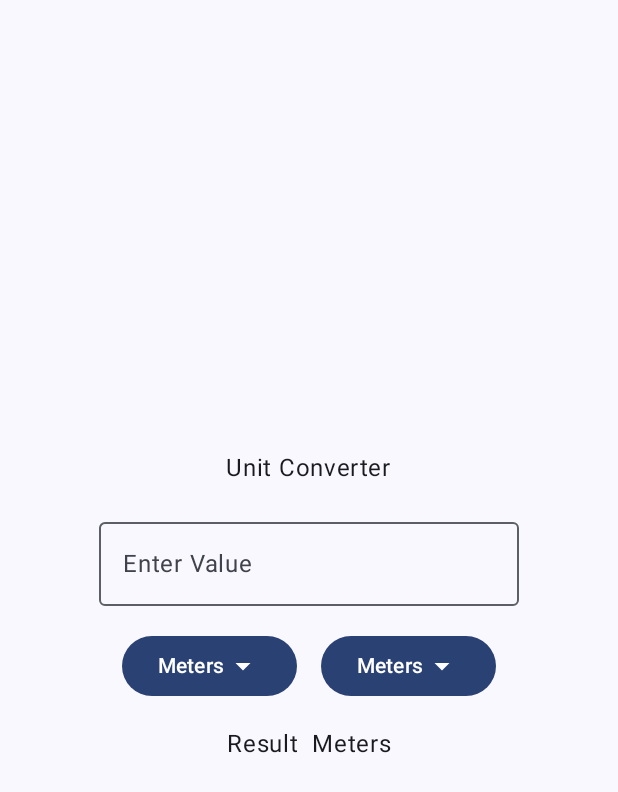
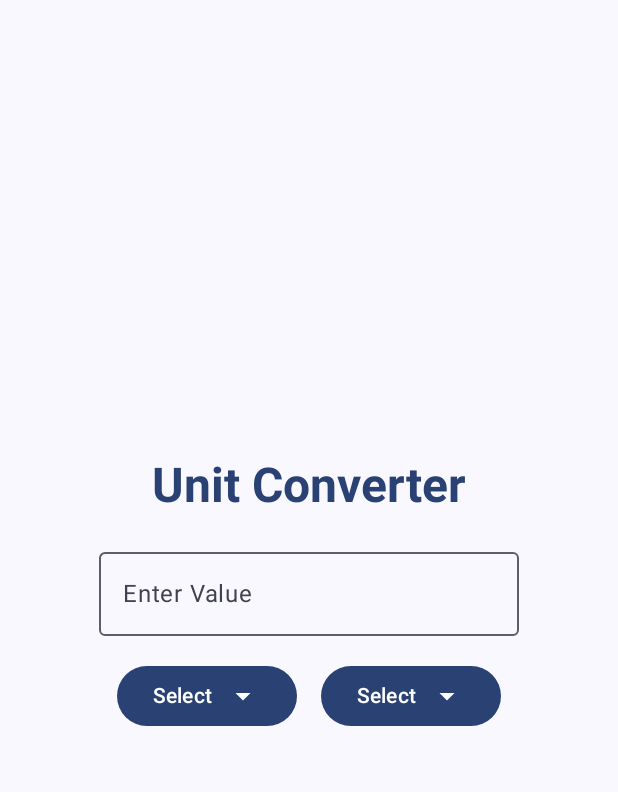
Before and after one commit to giacomomarongiu/UnitConverter, an Android app built with Jetpack Compose: the screen it shows after launch (MainActivity), on a phone screen of 412 x 824 dp. Shown: the top 792 px of the screen. Run offline under Robolectric (Android 15) with nearby library versions, the phone set to English and light mode, and no system bars.

Commit message:
Add some style + Some function

```diff
--- a/app/src/main/java/com/example/unitconverter/MainActivity.kt
+++ b/app/src/main/java/com/example/unitconverter/MainActivity.kt
@@ -1,6 +1,5 @@
 package com.example.unitconverter
 
-import android.graphics.drawable.Icon
 import android.os.Bundle
 import androidx.activity.ComponentActivity
 import androidx.activity.compose.setContent
@@ -24,12 +23,13 @@ import androidx.compose.material3.Surface
 import androidx.compose.material3.Text
 import androidx.compose.runtime.Composable
 import androidx.compose.runtime.getValue
-import androidx.compose.runtime.mutableDoubleStateOf
 import androidx.compose.runtime.mutableStateOf
 import androidx.compose.runtime.remember
 import androidx.compose.runtime.setValue
 import androidx.compose.ui.Alignment
 import androidx.compose.ui.Modifier
+import androidx.compose.ui.text.font.FontFamily
+import androidx.compose.ui.text.font.FontWeight
 import androidx.compose.ui.tooling.preview.Preview
 import androidx.compose.ui.unit.dp
 import com.example.unitconverter.ui.theme.UnitConverterTheme
@@ -40,7 +40,7 @@ class MainActivity : ComponentActivity() {
         super.onCreate(savedInstanceState)
         setContent {
             UnitConverterTheme {
-                // A surface container using the 'background' color from the theme
+                //Applico uno stile semplice
                 Surface(
                     modifier = Modifier.fillMaxSize(),
                     color = MaterialTheme.colorScheme.background
@@ -54,20 +54,20 @@ class MainActivity : ComponentActivity() {
 
 @Composable
 fun UnitConverter() {
+    //Inizializzo varie variabili con remember per "conservare" alcuni valori
     var inputValue by remember { mutableStateOf(value = "") }
     var outputValue by remember { mutableStateOf(value = "") }
-    var inputUnit by remember { mutableStateOf(value = "Meters") }
-    var outputUnit by remember { mutableStateOf(value = "Meters") }
+    var inputUnit by remember { mutableStateOf(value = "Select") }
+    var outputUnit by remember { mutableStateOf(value = "Select") }
     var iExpanded by remember { mutableStateOf(value = false) }
     var oExpanded by remember { mutableStateOf(value = false) }
     var conversionFactor = remember { mutableStateOf(value = 1.00) }
     var oConversionFactor = remember { mutableStateOf(value = 1.00) }
 
-
+    // Funzione di conversione
     fun convertUnits() {
         val inputValueDouble = inputValue.toDoubleOrNull() ?: 0.0
-        var result =
-            (inputValueDouble * conversionFactor.value * 100.0 / oConversionFactor.value).roundToInt() / 100
+        val result = (inputValueDouble * conversionFactor.value / oConversionFactor.value).roundToInt() / 100.0
         outputValue = result.toString()
     }
 
@@ -75,27 +75,35 @@ fun UnitConverter() {
         modifier = Modifier.fillMaxSize(),
         verticalArrangement = Arrangement.Center,
         horizontalAlignment = Alignment.CenterHorizontally
+    ) {
+        // Aggiungo un po' di stile
+        Text(
+            text = "Unit Converter",
+            style = MaterialTheme.typography.headlineLarge.copy(
+                color = MaterialTheme.colorScheme.primary,
+                fontFamily = FontFamily.SansSerif,
+                fontWeight = FontWeight.Bold
+            )
+        )
+        Spacer(modifier = Modifier.height(16.dp))
 
-    ) {
-
-        //Qui è dove l'interfaccia utente impilerà  le cose da stampare
-        Text(text = "Unit Converter")
-        Spacer(modifier = Modifier.height(16.dp))
-        OutlinedTextField(value = inputValue, onValueChange = { //Cosa cambia
-            inputValue = it
-            convertUnits()
-        },
-            label = { Text("Enter Value") })
+        // Campo di input
+        OutlinedTextField(
+            value = inputValue,
+            onValueChange = {
+                inputValue = it
+                convertUnits()
+            },
+            label = { Text("Enter Value") }
+        )
         Spacer(modifier = Modifier.height(16.dp))
 
         Row {
-            // val context= LocalContext.current
-            //Qui è dove l'interfaccia utente metterà i prossimità l'uno dell'altro le cose da stampare
-
+            // Menu a discesa per l'unità di input
             Box {
                 Button(onClick = { iExpanded = true }) {
-                    Text(text = "$inputUnit")
-                    Spacer(modifier = Modifier.height(16.dp))
+                    Text(text = inputUnit)
+                    Spacer(modifier = Modifier.width(8.dp))
                     Icon(
                         Icons.Default.ArrowDropDown,
                         contentDescription = "Arrow Down"
@@ -117,7 +125,6 @@ fun UnitConverter() {
                             inputUnit = "Meters"
                             conversionFactor.value = 1.0
                             convertUnits()
-
                         })
                     DropdownMenuItem(
                         text = { Text("Feet") },
@@ -126,7 +133,6 @@ fun UnitConverter() {
                             inputUnit = "Feet"
                             conversionFactor.value = 0.3048
                             convertUnits()
-
                         })
                     DropdownMenuItem(
                         text = { Text("Millimeters") },
@@ -135,14 +141,23 @@ fun UnitConverter() {
                             inputUnit = "Millimeters"
                             conversionFactor.value = 0.001
                             convertUnits()
-
+                        })
+                    DropdownMenuItem(
+                        text = { Text("Inches") },
+                        onClick = {
+                            iExpanded = false
+                            inputUnit = "Inches"
+                            conversionFactor.value = 0.0254
+                            convertUnits()
                         })
                 }
             }
             Spacer(modifier = Modifier.width(16.dp))
+            // Menu a discesa per l'unità di output
             Box {
                 Button(onClick = { oExpanded = true }) {
-                    Text(text = "$outputUnit")
+                    Text(text = outputUnit)
+                    Spacer(modifier = Modifier.width(8.dp))
                     Icon(
                         Icons.Default.ArrowDropDown,
                         contentDescription = "ArrowDropDown"
@@ -181,15 +196,32 @@ fun UnitConverter() {
                             oConversionFactor.value = 0.001
                             convertUnits()
                         })
+                    DropdownMenuItem(
+                        text = { Text("Inches") },
+                        onClick = {
+                            oExpanded = false
+                            outputUnit = "Inches"
+                            oConversionFactor.value = 0.0254
+                            convertUnits()
+                        })
                 }
             }
         }
         Spacer(modifier = Modifier.height(16.dp))
-        Text(text = "Result $outputValue $outputUnit")
+
+        //Condizione per visualizzare il risultato solo nel momento in cui c'è un confronto
+        if ((outputUnit != "Select") && (inputUnit != "Select")) {
+            Text(
+                text = "Result: $outputValue $outputUnit",
+                style = MaterialTheme.typography.headlineMedium.copy(
+                    color = MaterialTheme.colorScheme.secondary,
+                    fontFamily = FontFamily.SansSerif
+                )
+            )
+        }
         Spacer(modifier = Modifier.height(16.dp))
     }
 }
-
 
 @Preview(showBackground = true)
 @Composable
```
